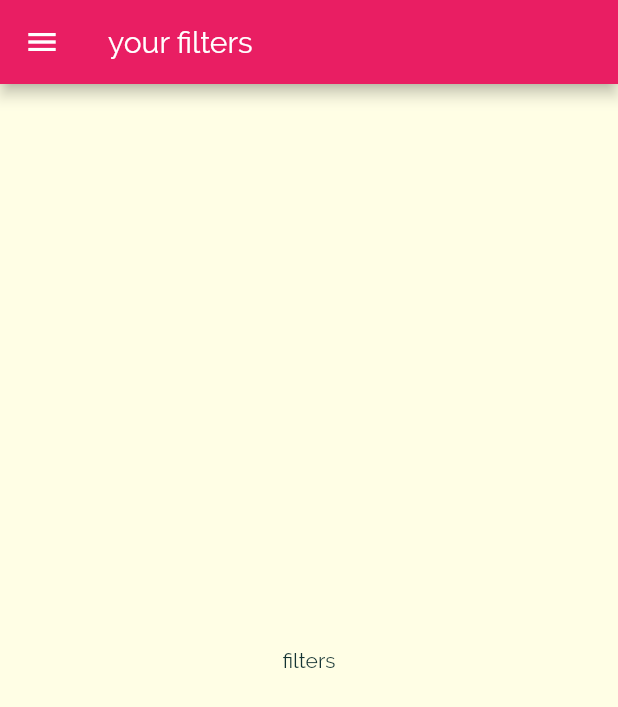
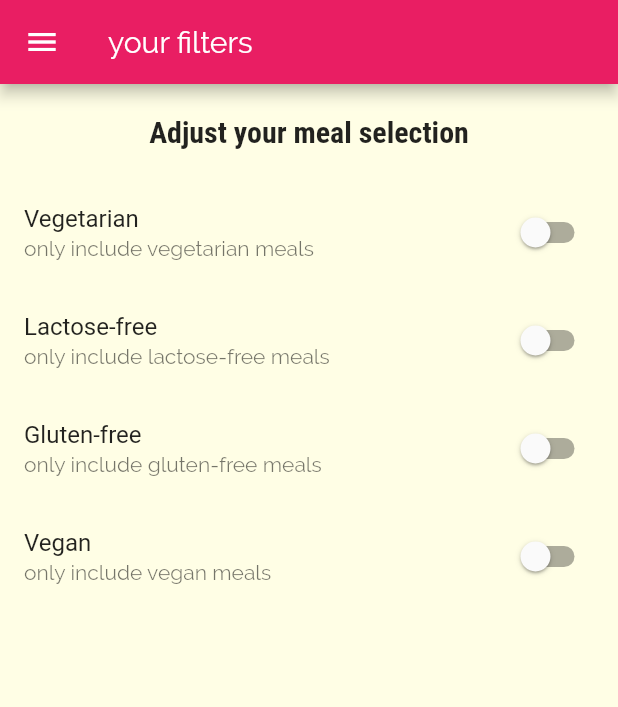
Before and after one commit to Mohamed-Issa/deli_meal, a Flutter app: the FiltersScreen screen opened by its route, on a phone screen of 412 x 824 dp. Shown: the top 707 px of the screen. Run offline on Flutter 3.47's test engine with Material 2 defaults, Android fonts, the phone set to English and light mode, and no system bars.

Commit message:
adding filter switches

```diff
--- a/lib/screens/filters_screen.dart
+++ b/lib/screens/filters_screen.dart
@@ -1,8 +1,29 @@
 import 'package:delimeals/widgets/main_drawer.dart';
 import 'package:flutter/material.dart';
 
-class FiltersScreen extends StatelessWidget {
+class FiltersScreen extends StatefulWidget {
   static const String routeName = 'filters-screen';
+
+  @override
+  _FiltersScreenState createState() => _FiltersScreenState();
+}
+
+class _FiltersScreenState extends State<FiltersScreen> {
+  var _glutenFree = false;
+  var _vegetarian = false;
+  var _vegan = false;
+  var _lactoseFree = false;
+
+  Widget _buildSwitchListTile(
+      String title, String subtitle, bool currentValue, Function updateValue) {
+    return SwitchListTile(
+      title: Text(title),
+      value: currentValue,
+      subtitle: Text(subtitle),
+      onChanged: updateValue,
+    );
+  }
+
   @override
   Widget build(BuildContext context) {
     return Scaffold(
@@ -10,8 +31,49 @@ class FiltersScreen extends StatelessWidget {
         title: Text('your filters'),
       ),
       drawer: MainDrawer(),
-      body: Center(
-        child: Text('filters'),
+      body: Column(
+        children: <Widget>[
+          Container(
+            padding: EdgeInsets.all(20),
+            child: Text(
+              'Adjust your meal selection',
+              style: Theme.of(context).textTheme.title,
+            ),
+          ),
+          Expanded(
+            child: ListView(
+              children: <Widget>[
+                _buildSwitchListTile(
+                    'Vegetarian', 'only include vegetarian meals', _vegetarian,
+                    (newValue) {
+                  setState(() {
+                    _vegetarian = newValue;
+                  });
+                }),
+                _buildSwitchListTile(
+                    'Lactose-free',
+                    'only include lactose-free meals',
+                    _lactoseFree, (newValue) {
+                  setState(() {
+                    _lactoseFree = newValue;
+                  });
+                }),
+                _buildSwitchListTile('Gluten-free',
+                    'only include gluten-free meals', _glutenFree, (newValue) {
+                  setState(() {
+                    _glutenFree = newValue;
+                  });
+                }),
+                _buildSwitchListTile(
+                    'Vegan', 'only include vegan meals', _vegan, (newValue) {
+                  setState(() {
+                    _vegan = newValue;
+                  });
+                }),
+              ],
+            ),
+          )
+        ],
       ),
     );
   }
```
